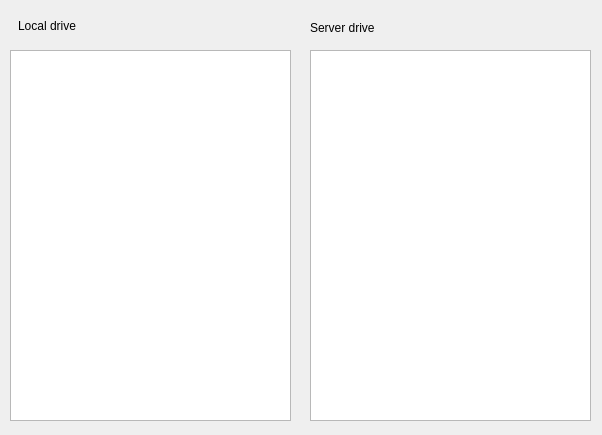
Old version of the form OneDrive/onedrive_file_explorer.ui in the repository radusalex1/OneDriveProject.
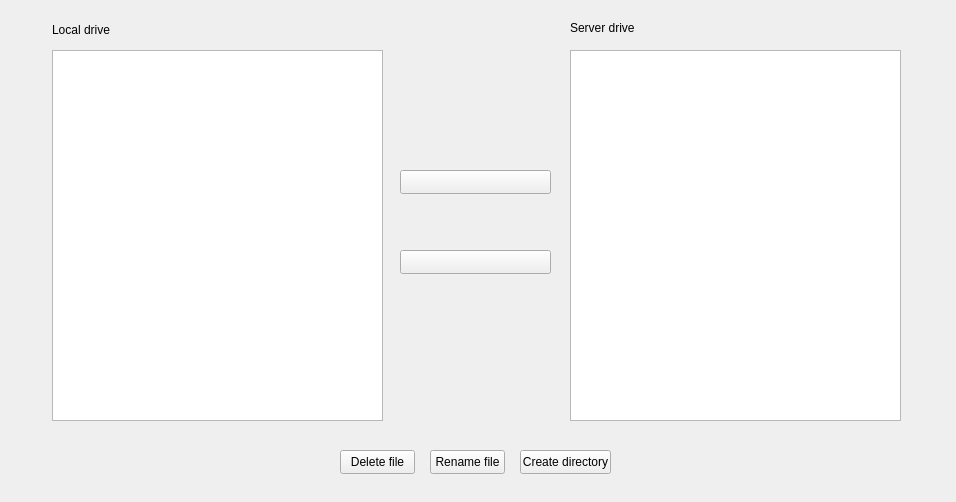
New version of the form.

Commit message: [CHANGE] File explorer layout

```diff
--- a/OneDrive/onedrive_file_explorer.ui
+++ b/OneDrive/onedrive_file_explorer.ui
@@ -6,8 +6,8 @@
    <rect>
     <x>0</x>
     <y>0</y>
-    <width>602</width>
-    <height>435</height>
+    <width>956</width>
+    <height>502</height>
    </rect>
   </property>
   <property name="windowTitle">
@@ -16,9 +16,9 @@
   <widget class="QTreeView" name="treeViewPC">
    <property name="geometry">
     <rect>
-     <x>10</x>
+     <x>52</x>
      <y>50</y>
-     <width>281</width>
+     <width>331</width>
      <height>371</height>
     </rect>
    </property>
@@ -26,9 +26,9 @@
   <widget class="QTreeView" name="treeViewDrive">
    <property name="geometry">
     <rect>
-     <x>310</x>
+     <x>570</x>
      <y>50</y>
-     <width>281</width>
+     <width>331</width>
      <height>371</height>
     </rect>
    </property>
@@ -36,8 +36,8 @@
   <widget class="QLabel" name="label">
    <property name="geometry">
     <rect>
-     <x>18</x>
-     <y>16</y>
+     <x>52</x>
+     <y>20</y>
      <width>71</width>
      <height>20</height>
     </rect>
@@ -49,7 +49,7 @@
   <widget class="QLabel" name="label_2">
    <property name="geometry">
     <rect>
-     <x>310</x>
+     <x>570</x>
      <y>20</y>
      <width>71</width>
      <height>16</height>
@@ -59,6 +59,71 @@
     <string>Server drive</string>
    </property>
   </widget>
+  <widget class="QPushButton" name="pushButton_delete">
+   <property name="geometry">
+    <rect>
+     <x>340</x>
+     <y>450</y>
+     <width>75</width>
+     <height>24</height>
+    </rect>
+   </property>
+   <property name="text">
+    <string>Delete file</string>
+   </property>
+  </widget>
+  <widget class="QPushButton" name="pushButton_rename">
+   <property name="geometry">
+    <rect>
+     <x>430</x>
+     <y>450</y>
+     <width>75</width>
+     <height>24</height>
+    </rect>
+   </property>
+   <property name="text">
+    <string>Rename file</string>
+   </property>
+  </widget>
+  <widget class="QPushButton" name="pushButton_createdir">
+   <property name="geometry">
+    <rect>
+     <x>520</x>
+     <y>450</y>
+     <width>91</width>
+     <height>24</height>
+    </rect>
+   </property>
+   <property name="text">
+    <string>Create directory</string>
+   </property>
+  </widget>
+  <widget class="QPushButton" name="pushButton__RL">
+   <property name="geometry">
+    <rect>
+     <x>400</x>
+     <y>170</y>
+     <width>151</width>
+     <height>24</height>
+    </rect>
+   </property>
+   <property name="text">
+    <string/>
+   </property>
+  </widget>
+  <widget class="QPushButton" name="pushButton_LR">
+   <property name="geometry">
+    <rect>
+     <x>400</x>
+     <y>250</y>
+     <width>151</width>
+     <height>24</height>
+    </rect>
+   </property>
+   <property name="text">
+    <string/>
+   </property>
+  </widget>
  </widget>
  <resources/>
  <connections/>
```
The commit also changes 4 other files.
